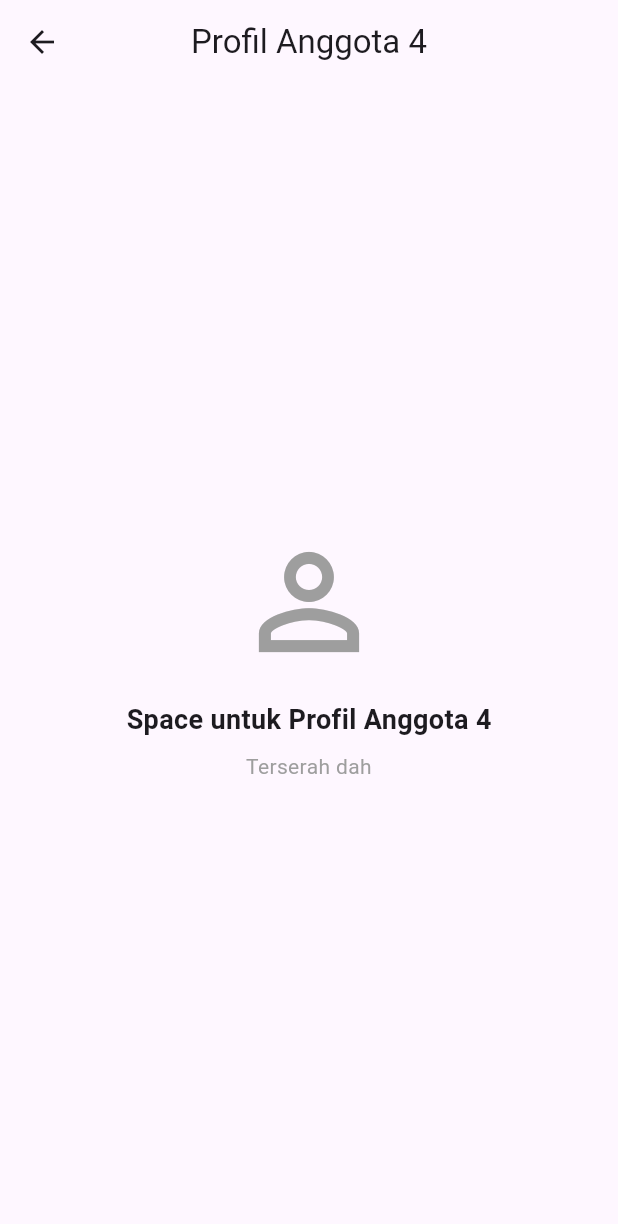
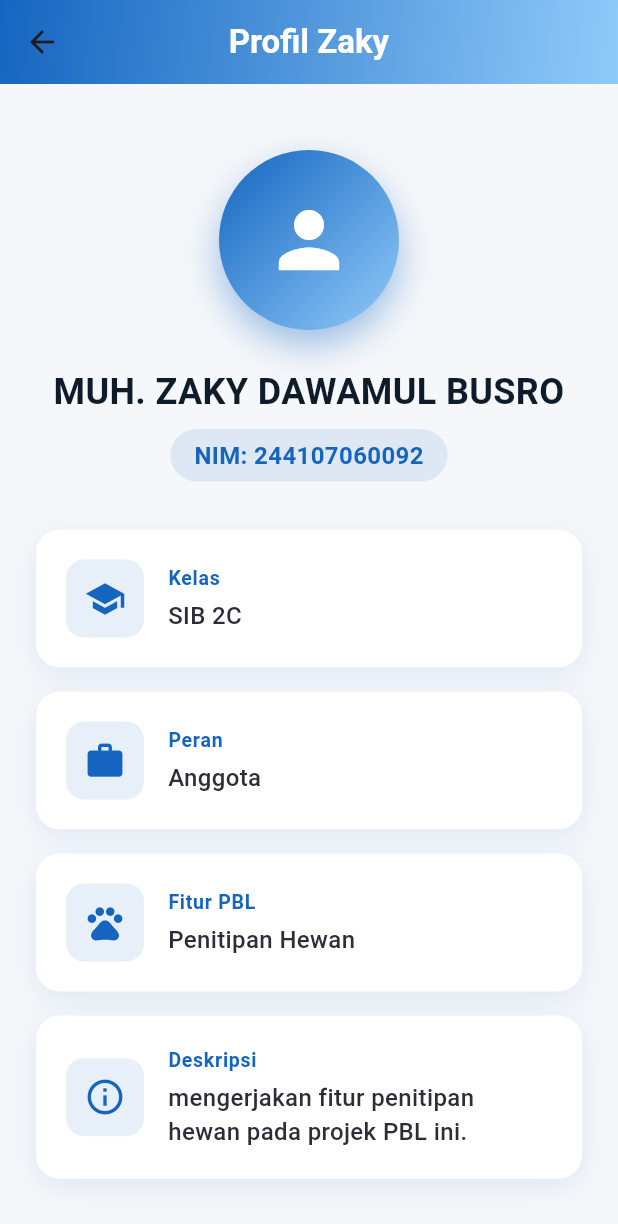
Before and after one commit to PraNAtaP/pbl-learn-to-collab, a Flutter app: the ProfileScreen4 screen opened directly, on a phone screen of 412 x 824 dp. Shown: the top 1224 px of the screen. Run offline on Flutter 3.47's test engine with Material 3 defaults, Android fonts, the phone set to English and light mode, and no system bars.

Commit message:
feat: tambah profil screen Zaky - anggota 4

```diff
--- a/lib/screens/profile_screen_4.dart
+++ b/lib/screens/profile_screen_4.dart
@@ -1,38 +1,184 @@
 import 'package:flutter/material.dart';
 
-/**
- * @author Kelompok PBL
- * @description Halaman profil untuk Anggota 2.
- * modifikasi UI di dalam method build sesuai kalian
- */
 class ProfileScreen4 extends StatelessWidget {
   const ProfileScreen4({super.key});
 
   @override
   Widget build(BuildContext context) {
     return Scaffold(
-      appBar: AppBar(title: const Text('Profil Anggota 4'), centerTitle: true),
-      body: const Center(
+      backgroundColor: const Color(0xFFF5F7FA),
+      appBar: AppBar(
+        title: const Text(
+          'Profil Zaky',
+          style: TextStyle(fontWeight: FontWeight.bold, color: Colors.white),
+        ),
+        centerTitle: true,
+        flexibleSpace: Container(
+          decoration: const BoxDecoration(
+            gradient: LinearGradient(
+              colors: [
+                Color(0xFF1565C0),
+                Color(0xFF90CAF9),
+              ],
+              begin: Alignment.topLeft,
+              end: Alignment.bottomRight,
+            ),
+          ),
+        ),
+        elevation: 0,
+      ),
+      body: SingleChildScrollView(
+        padding: const EdgeInsets.all(24),
         child: Column(
-          mainAxisAlignment: MainAxisAlignment.center,
           children: [
-            Icon(Icons.person_outline, size: 100, color: Colors.grey),
-            SizedBox(height: 16),
-            Text(
-              'Space untuk Profil Anggota 4',
-              style: TextStyle(fontSize: 18, fontWeight: FontWeight.bold),
+            const SizedBox(height: 20),
+            // Avatar
+            Container(
+              decoration: BoxDecoration(
+                shape: BoxShape.circle,
+                gradient: const LinearGradient(
+                  colors: [
+                    Color(0xFF1565C0),
+                    Color(0xFF90CAF9),
+                  ],
+                  begin: Alignment.topLeft,
+                  end: Alignment.bottomRight,
+                ),
+                boxShadow: [
+                  BoxShadow(
+                    color: const Color(0xFF1565C0).withOpacity(0.4),
+                    blurRadius: 20,
+                    offset: const Offset(0, 10),
+                  ),
+                ],
+              ),
+              child: const CircleAvatar(
+                radius: 60,
+                backgroundColor: Colors.transparent,
+                child: Icon(Icons.person, size: 60, color: Colors.white),
+              ),
             ),
-            Padding(
-              padding: EdgeInsets.symmetric(horizontal: 40, vertical: 8),
-              child: Text(
-                'Terserah dah',
-                textAlign: TextAlign.center,
-                style: TextStyle(color: Colors.grey),
+            const SizedBox(height: 24),
+            // Nama
+            const Text(
+              'MUH. ZAKY DAWAMUL BUSRO',
+              textAlign: TextAlign.center,
+              style: TextStyle(
+                fontSize: 24,
+                fontWeight: FontWeight.bold,
+                color: Color(0xFF0D1B2A),
               ),
+            ),
+            const SizedBox(height: 8),
+            // NIM
+            Container(
+              padding: const EdgeInsets.symmetric(horizontal: 16, vertical: 6),
+              decoration: BoxDecoration(
+                color: const Color(0xFF1565C0).withOpacity(0.1),
+                borderRadius: BorderRadius.circular(20),
+              ),
+              child: const Text(
+                'NIM: 244107060092',
+                style: TextStyle(
+                  fontSize: 16,
+                  color: Color(0xFF1565C0),
+                  fontWeight: FontWeight.w600,
+                ),
+              ),
+            ),
+            const SizedBox(height: 32),
+            // Info Cards
+            _buildInfoCard(
+              icon: Icons.school,
+              title: 'Kelas',
+              subtitle: 'SIB 2C',
+              color: const Color(0xFF1565C0),
+            ),
+            const SizedBox(height: 16),
+            _buildInfoCard(
+              icon: Icons.work,
+              title: 'Peran',
+              subtitle: 'Anggota',
+              color: const Color(0xFF1565C0),
+            ),
+            const SizedBox(height: 16),
+            _buildInfoCard(
+              icon: Icons.pets,
+              title: 'Fitur PBL',
+              subtitle: 'Penitipan Hewan',
+              color: const Color(0xFF1565C0),
+            ),
+            const SizedBox(height: 16),
+            _buildInfoCard(
+              icon: Icons.info_outline,
+              title: 'Deskripsi',
+              subtitle: 'mengerjakan fitur penitipan hewan pada projek PBL ini.',
+              color: const Color(0xFF1565C0),
             ),
           ],
         ),
       ),
     );
   }
+
+  Widget _buildInfoCard({
+    required IconData icon,
+    required String title,
+    required String subtitle,
+    required Color color,
+  }) {
+    return Container(
+      width: double.infinity,
+      padding: const EdgeInsets.all(20),
+      decoration: BoxDecoration(
+        color: Colors.white,
+        borderRadius: BorderRadius.circular(16),
+        boxShadow: [
+          BoxShadow(
+            color: color.withOpacity(0.1),
+            blurRadius: 15,
+            offset: const Offset(0, 5),
+          ),
+        ],
+      ),
+      child: Row(
+        children: [
+          Container(
+            padding: const EdgeInsets.all(12),
+            decoration: BoxDecoration(
+              color: color.withOpacity(0.1),
+              borderRadius: BorderRadius.circular(12),
+            ),
+            child: Icon(icon, color: color, size: 28),
+          ),
+          const SizedBox(width: 16),
+          Expanded(
+            child: Column(
+              crossAxisAlignment: CrossAxisAlignment.start,
+              children: [
+                Text(
+                  title,
+                  style: TextStyle(
+                    fontSize: 13,
+                    fontWeight: FontWeight.w600,
+                    color: color,
+                    letterSpacing: 0.5,
+                  ),
+                ),
+                const SizedBox(height: 4),
+                Text(
+                  subtitle,
+                  style: const TextStyle(
+                    fontSize: 16,
+                    fontWeight: FontWeight.w500,
+                    color: Color(0xFF2D2D3A),
+                  ),
+                ),
+              ],
+            ),
+          ),
+        ],
+      ),
+    );
+  }
 }
```
